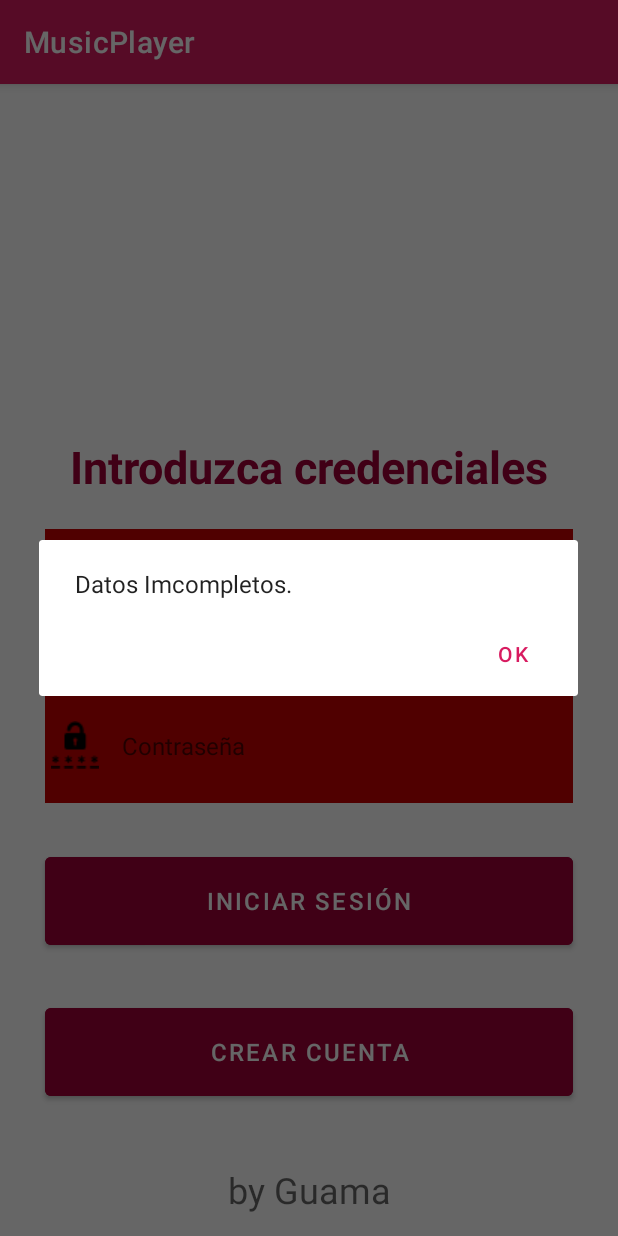
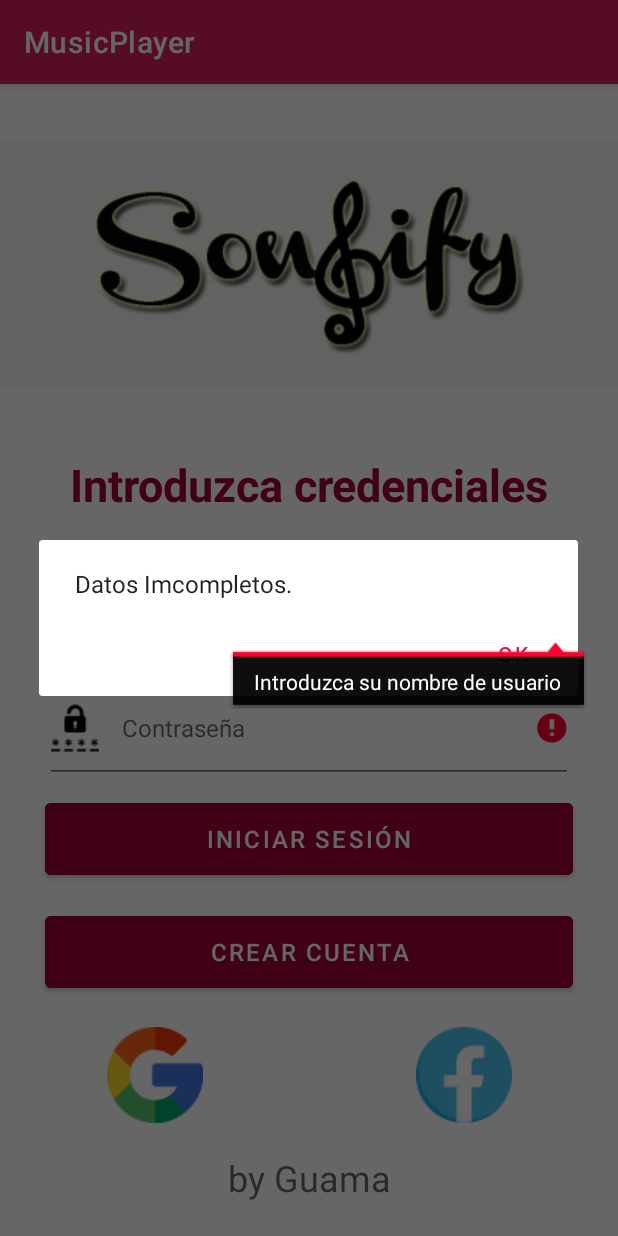
Before and after one commit to MariaJesusDuenasRecuero/MusicPlayer, an Android app: the screen it shows after launch (MainActivity), after a tap on "INICIAR SESIÓN", on a phone screen of 412 x 824 dp. Run offline under Robolectric (Android 15) with nearby library versions, the light colour scheme and no system bars.

Commit message:
icoos de error e imagenes arreglado

```diff
--- a/app/src/main/java/com/example/musicplayer/MainActivity.java
+++ b/app/src/main/java/com/example/musicplayer/MainActivity.java
@@ -84,15 +84,17 @@ public class MainActivity extends AppCompatActivity {
         int usuario_disponible = comprobacionUsuarioRegistrado();
 
         if(txtNombreUsuarioLogin.getText().toString().equals("")) {
-            txtNombreUsuarioLogin.setBackgroundColor(Color.rgb(200,0,0));
+            txtNombreUsuarioLogin.setError("Introduzca su nombre de usuario");
+            //txtNombreUsuarioLogin.setBackgroundColor(Color.rgb(200,0,0));
         }
         else{
             if(usuario_disponible == 1){
-                txtNombreUsuarioLogin.setBackgroundColor(Color.rgb(200,0,0));
-                dialogoAviso("Nombre de Usuario no existe.",MainActivity.this);
+
+                //txtNombreUsuarioLogin.setBackgroundColor(Color.rgb(200,0,0));
+                //dialogoAviso("Nombre de Usuario no existe.",MainActivity.this);
             }
             else{
-                txtNombreUsuarioLogin.setBackgroundColor(Color.rgb(0,255,0));
+                //txtNombreUsuarioLogin.setBackgroundColor(Color.rgb(0,255,0));
             }
         }
 
@@ -101,14 +103,17 @@ public class MainActivity extends AppCompatActivity {
         int comprobar_password = comprobacionPasswordRegistrado();
 
         if(txtPasswordLogin.getText().toString().equals("")) {
-            txtPasswordLogin.setBackgroundColor(Color.rgb(200,0,0));
+            txtPasswordLogin.setError("Introduzca su nombre de usuario");
+            //txtPasswordLogin.setBackgroundColor(Color.rgb(200,0,0));
         }
         else{
             if(usuario_disponible == 1){
-                txtPasswordLogin.setBackgroundColor(Color.rgb(200,0,0));
+                txtPasswordLogin.setError("no se si es contraseña no disponible");
+                //txtPasswordLogin.setBackgroundColor(Color.rgb(200,0,0));
             }
             else{
                 txtPasswordLogin.setBackgroundColor(Color.rgb(0,255,0));
+
             }
         }
 
--- a/app/src/main/res/layout/activity_main.xml
+++ b/app/src/main/res/layout/activity_main.xml
@@ -13,9 +13,9 @@
         android:id="@+id/imageView"
         android:layout_width="match_parent"
         android:layout_height="0dp"
-        android:layout_weight="10"
+        android:layout_weight="12"
         android:background="@color/white"
-        tools:srcCompat="@drawable/logo" />
+        android:src="@drawable/logo" />
 
     <TextView
         android:id="@+id/textView3"
@@ -23,41 +23,41 @@
         android:layout_height="0dp"
         android:layout_marginLeft="20dp"
         android:layout_marginRight="20dp"
-        android:layout_weight="2"
+        android:layout_weight="3"
         android:textColor="@color/pink"
         android:text="@string/lblintroduzcaDatos"
         android:textAlignment="center"
         android:textStyle="bold"
-        android:textSize="30sp" />
+        android:textSize="30sp"
+        android:layout_marginTop="7dp"
+        android:layout_marginBottom="7dp"/>
 
     <EditText
         android:id="@+id/txtNombreUsuarioLogin"
-        android:layout_width="fill_parent"
+        android:layout_width="match_parent"
+        android:layout_height="wrap_content"
+        android:layout_centerHorizontal="true"
+        android:layout_centerVertical="true"
+        android:layout_marginLeft="30dp"
+        android:layout_marginTop="7dp"
+        android:layout_marginRight="30dp"
+
+        android:layout_weight="1"
+        android:drawableStart="@drawable/icon_perfil"
+        android:drawablePadding="15dp"
+        android:ems="10"
+        android:hint="@string/nombreUsuario"
+        android:textColor="#131313"
+        android:textSize="16dp" />
+
+    <EditText
+        android:id="@+id/txtPasswordLogin"
+        android:layout_width="match_parent"
         android:layout_height="wrap_content"
         android:layout_marginLeft="30dp"
         android:layout_marginRight="30dp"
-        android:layout_weight="1"
-        android:drawableStart="@drawable/email"
-        android:drawablePadding="15dp"
-        android:ems="10"
 
-        android:layout_marginTop="15dp"
-        android:layout_marginBottom="15dp"
-        android:layout_centerHorizontal="true"
-        android:layout_centerVertical="true"
-        android:textSize="16dp"
-        android:hint="@string/Correo_electrónico"
-        android:inputType="textEmailAddress"
-        android:textColor="#131313" />
-
-    <EditText
-        android:id="@+id/txtPasswordLogin"
-        android:layout_width="fill_parent"
-        android:layout_height="wrap_content"
-        android:layout_marginLeft="30dp"
-        android:layout_marginRight="30dp"
-        android:layout_marginTop="15dp"
-        android:layout_marginBottom="30dp"
+        android:layout_marginBottom="7dp"
         android:layout_weight="1"
         android:drawableStart="@drawable/icon_contrasena"
         android:drawablePadding="15dp"
@@ -73,7 +73,7 @@
         android:layout_height="0dp"
         android:layout_marginLeft="30dp"
         android:layout_marginRight="30dp"
-        android:layout_marginBottom="30dp"
+        android:layout_marginBottom="15dp"
         android:layout_weight="3"
         android:backgroundTint="@color/pink"
         android:onClick="oyente_btnIniciarAplicacion"
@@ -97,7 +97,9 @@
     <LinearLayout
         android:layout_width="match_parent"
         android:layout_height="wrap_content"
-        android:orientation="horizontal">
+        android:orientation="horizontal"
+        android:layout_marginTop="20dp"
+        android:layout_marginBottom="20dp">
 
         <ImageView
             android:id="@+id/imageView2"
@@ -107,11 +109,10 @@
             android:contentDescription="google"
             android:layout_marginLeft="20dp"
             android:layout_marginRight="20dp"
-            android:layout_marginTop="20dp"
-            android:layout_marginBottom="20dp"
+
             android:cropToPadding="true"
             android:scaleType="centerInside"
-            tools:srcCompat="@drawable/icon_google" />
+            android:src="@drawable/icon_google" />
 
         <ImageView
             android:id="@+id/imageView3"
@@ -122,21 +123,20 @@
             android:contentDescription="facebook"
             android:layout_marginLeft="20dp"
             android:layout_marginRight="20dp"
-            android:layout_marginTop="20dp"
             android:cropToPadding="true"
             android:scaleType="centerInside"
-            tools:srcCompat="@drawable/icon_facebook" />
+            android:src="@drawable/icon_facebook" />
 
     </LinearLayout>
 
     <TextView
         android:id="@+id/textView"
         android:layout_width="match_parent"
-            android:layout_height="0dp"
+        android:layout_height="0dp"
         android:layout_marginLeft="20dp"
         android:layout_marginRight="20dp"
         android:layout_weight="2"
-
+        android:layout_marginBottom="15dp"
         android:text="@string/lblDesarrolladores"
         android:textAlignment="center"
         android:textAppearance="@style/TextAppearance.AppCompat.Display1"
--- a/app/src/main/res/values/strings.xml
+++ b/app/src/main/res/values/strings.xml
@@ -13,4 +13,5 @@
     <string name="nombreUser">Nombre usuario</string>
     <string name="numeroTelefono">Número teléfono</string>
     <string name="lblintroduzcaDatos">Introduzca credenciales</string>
+    <string name="nombreUsuario">Nombre usuario</string>
 </resources>
```
Also changed, not shown: app/src/main/java/com/example/musicplayer/ventanaRegistro.java (+23 -7 lines).
